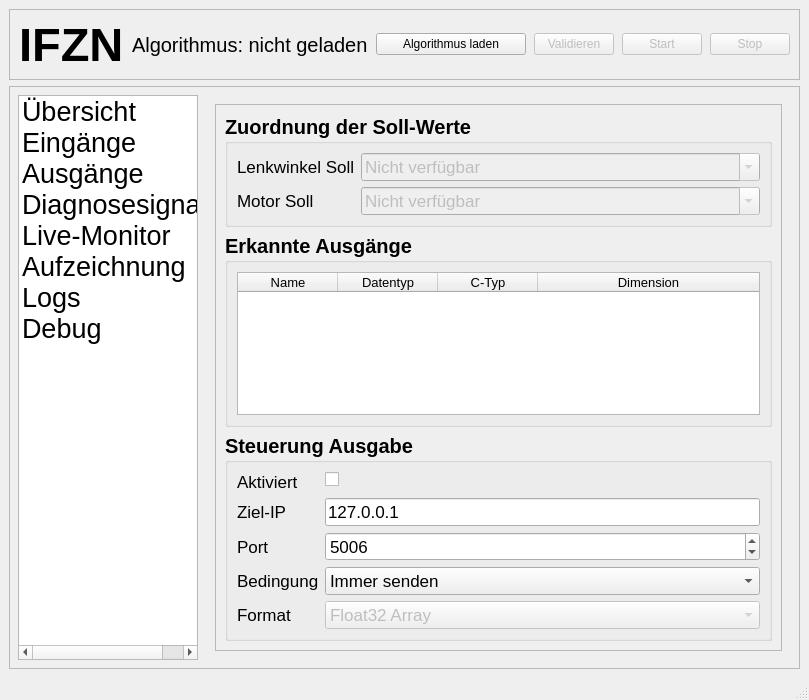
First picture: the form in mainwindow.ui, repository NEX108/SimulinkUdpInterface, before the edit.
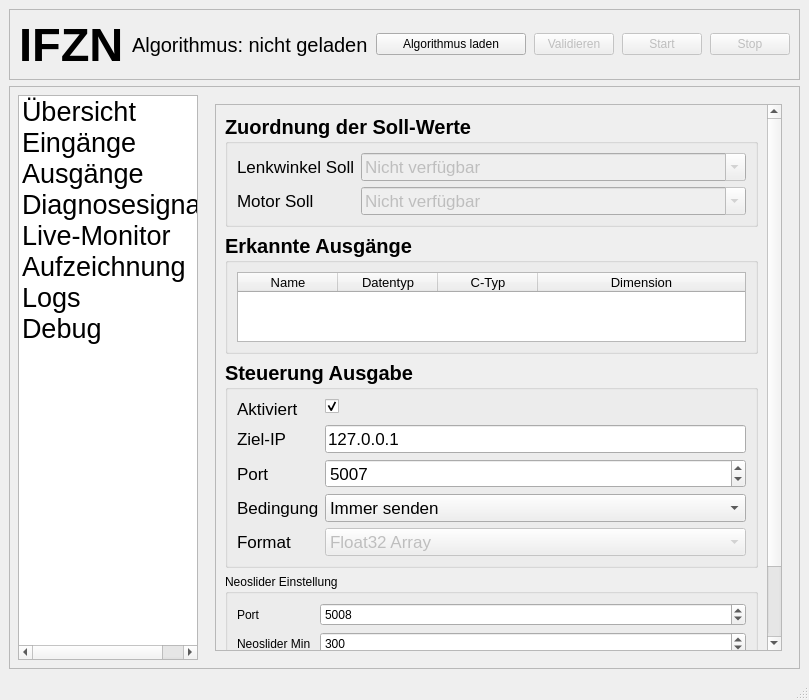
Second picture: the form after the edit. The open tabs and pages were chosen to show the change.

Commit message: New Adjustments for Neoslider

```diff
--- a/mainwindow.ui
+++ b/mainwindow.ui
@@ -1080,8 +1080,8 @@
                <rect>
                 <x>0</x>
                 <y>0</y>
-                <width>504</width>
-                <height>525</height>
+                <width>489</width>
+                <height>619</height>
                </rect>
               </property>
               <layout class="QVBoxLayout" name="verticalLayout_11">
@@ -1259,7 +1259,7 @@
                      <string/>
                     </property>
                     <property name="checked">
-                     <bool>false</bool>
+                     <bool>true</bool>
                     </property>
                    </widget>
                   </item>
@@ -1304,7 +1304,7 @@
                      <number>65535</number>
                     </property>
                     <property name="value">
-                     <number>5006</number>
+                     <number>5007</number>
                     </property>
                    </widget>
                   </item>
@@ -1383,6 +1383,82 @@
                  </layout>
                 </widget>
                </item>
+               <item>
+                <widget class="QGroupBox" name="groupSettingsRC">
+                 <property name="title">
+                  <string>Neoslider Einstellung</string>
+                 </property>
+                 <layout class="QFormLayout" name="formLayout_7">
+                  <item row="0" column="0">
+                   <widget class="QLabel" name="labelSettingsPort">
+                    <property name="text">
+                     <string>Port</string>
+                    </property>
+                   </widget>
+                  </item>
+                  <item row="0" column="1">
+                   <widget class="QSpinBox" name="spinSettingsPort">
+                    <property name="minimum">
+                     <number>1</number>
+                    </property>
+                    <property name="maximum">
+                     <number>65535</number>
+                    </property>
+                    <property name="value">
+                     <number>5008</number>
+                    </property>
+                   </widget>
+                  </item>
+                  <item row="1" column="0">
+                   <widget class="QLabel" name="labelNeosliderMin">
+                    <property name="text">
+                     <string>Neoslider Min</string>
+                    </property>
+                   </widget>
+                  </item>
+                  <item row="1" column="1">
+                   <widget class="QSpinBox" name="spinNeosliderMin">
+                    <property name="minimum">
+                     <number>0</number>
+                    </property>
+                    <property name="maximum">
+                     <number>1023</number>
+                    </property>
+                    <property name="value">
+                     <number>300</number>
+                    </property>
+                   </widget>
+                  </item>
+                  <item row="2" column="0">
+                   <widget class="QLabel" name="labelNeosliderMax">
+                    <property name="text">
+                     <string>Neoslider Max</string>
+                    </property>
+                   </widget>
+                  </item>
+                  <item row="2" column="1">
+                   <widget class="QSpinBox" name="spinNeosliderMax">
+                    <property name="maximum">
+                     <number>1023</number>
+                    </property>
+                    <property name="value">
+                     <number>700</number>
+                    </property>
+                   </widget>
+                  </item>
+                  <item row="3" column="0">
+                   <widget class="QLabel" name="labelNeosliderTolerance">
+                    <property name="text">
+                     <string>0° Toleranz</string>
+                    </property>
+                   </widget>
+                  </item>
+                  <item row="3" column="1">
+                   <widget class="QSpinBox" name="spinNeosliderTolerance"/>
+                  </item>
+                 </layout>
+                </widget>
+               </item>
               </layout>
              </widget>
             </widget>
```
Left out of the diff: 46 changed lines with no effect on the pictures. The commit also changes 4 other files.
